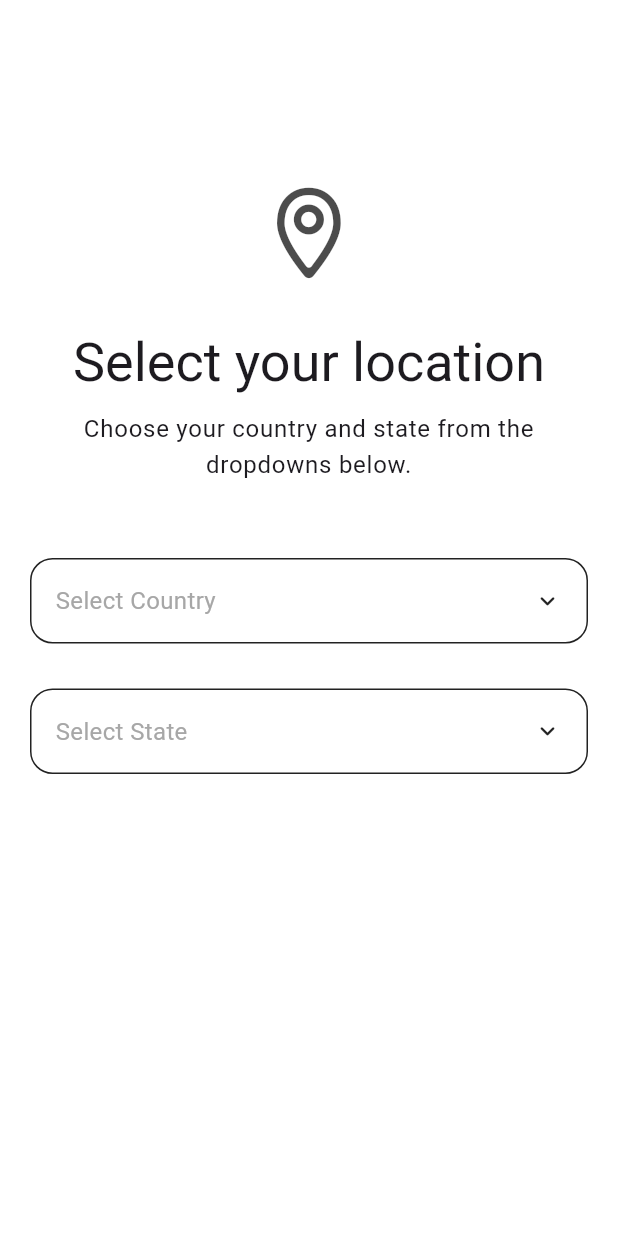
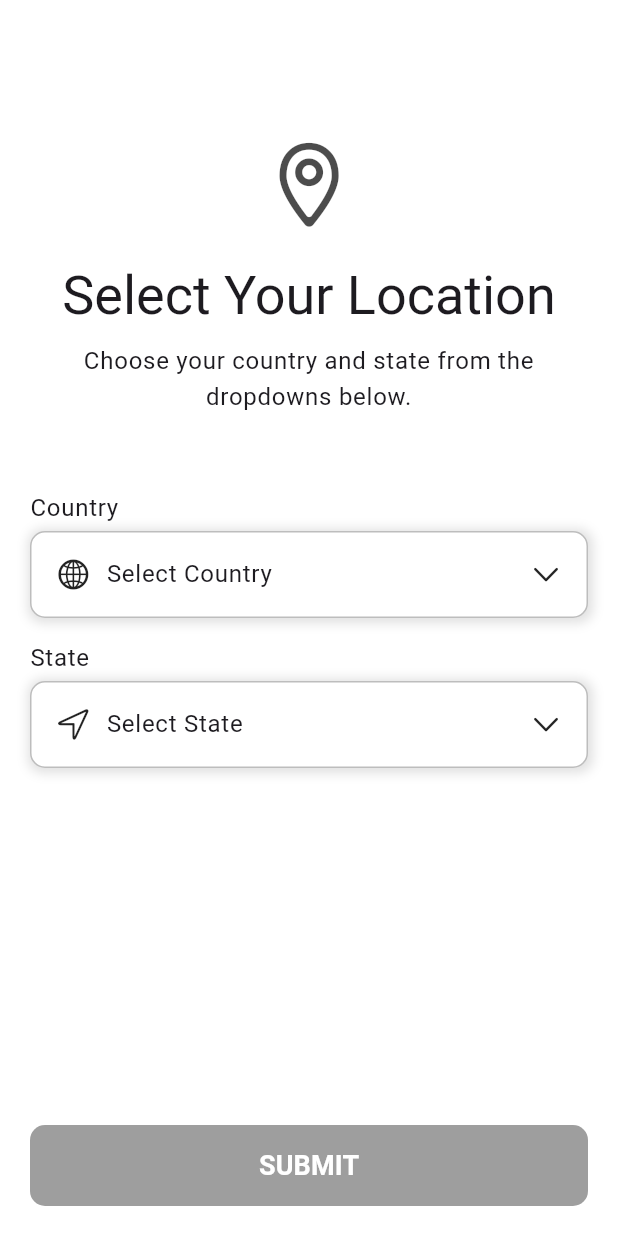
Before and after one commit to SabinSajeevan/flutter_coding_challenge, a Flutter app: the screen it shows after launch, on a phone screen of 412 x 824 dp. Run offline on Flutter 3.47's test engine with Material 3 defaults, Android fonts, the phone set to English and light mode, and no system bars; drawn by our look-alikes of animated_custom_dropdown; our stand-ins replace dio, flutter_riverpod, google_fonts; network calls fail; Roboto replaces fonts that are missing (Playfair).

Commit message:
updates on ui

```diff
--- /dev/null
+++ b/lib/helpers/common_dropdown.dart
@@ -0,0 +1,99 @@
+import 'package:animated_custom_dropdown/custom_dropdown.dart';
+import 'package:flutter/cupertino.dart';
+import 'package:flutter/material.dart';
+import 'package:flutter_coding_challenge/models/values_model.dart';
+
+class CommonDropDown extends StatelessWidget {
+  const CommonDropDown(
+      {super.key,
+      required this.type,
+      required this.list,
+      required this.onValueChanged,
+      required this.isCountrySelected});
+  final String type;
+  final List<Values> list;
+  final Function(Values values) onValueChanged;
+  final bool isCountrySelected;
+
+  @override
+  Widget build(BuildContext context) {
+    return CustomDropdown<Values>.search(
+      hintText: 'Select ${type == "country" ? "Country" : "State"}',
+      items: list,
+      headerBuilder: (context, selectedItem) {
+        return Row(children: [
+          Icon(
+            type == "country" ? CupertinoIcons.globe : CupertinoIcons.location,
+            grade: 0.1,
+            weight: 0.1,
+          ),
+          const SizedBox(
+            width: 10,
+          ),
+          Text(
+            type == "state" && isCountrySelected
+                ? "Select State"
+                : selectedItem.value!,
+            style: Theme.of(context).textTheme.bodyLarge,
+          )
+        ]);
+      },
+      hideSelectedFieldWhenExpanded: true,
+      hintBuilder: (context, hint) {
+        return Row(children: [
+          Icon(
+            type == "country" ? CupertinoIcons.globe : CupertinoIcons.location,
+            grade: 0.1,
+            weight: 0.1,
+          ),
+          const SizedBox(
+            width: 10,
+          ),
+          Text(
+            hint,
+            style: Theme.of(context).textTheme.bodyLarge,
+          )
+        ]);
+      },
+      decoration: CustomDropdownDecoration(
+        closedBorder: Border.all(color: Colors.grey.shade400),
+        closedShadow: [
+          BoxShadow(
+              color: Colors.grey.shade300,
+              blurRadius: 6,
+              offset: const Offset(1, 1),
+              spreadRadius: 2)
+        ],
+        closedSuffixIcon: const Icon(
+          CupertinoIcons.chevron_down,
+          size: 22,
+        ),
+        closedBorderRadius: const BorderRadius.all(Radius.circular(10)),
+        expandedSuffixIcon: const Icon(
+          CupertinoIcons.chevron_up,
+          size: 22,
+        ),
+        listItemDecoration: ListItemDecoration(
+            selectedColor: Colors.lightBlue.withOpacity(0.2)),
+        expandedShadow: [
+          BoxShadow(
+              color: Colors.grey.shade300,
+              blurRadius: 6,
+              offset: const Offset(1, 1),
+              spreadRadius: 2)
+        ],
+        expandedBorder: Border.all(color: Colors.grey.shade400),
+      ),
+      listItemBuilder: (context, item, isSelected, onItemSelect) {
+        return Text(
+          item.value!,
+          style: Theme.of(context).textTheme.bodyLarge,
+        );
+      },
+      excludeSelected: false,
+      onChanged: (value) {
+        onValueChanged(value);
+      },
+    );
+  }
+}
--- a/lib/modules/landing_page.dart
+++ b/lib/modules/landing_page.dart
@@ -1,11 +1,12 @@
-import 'package:animated_custom_dropdown/custom_dropdown.dart';
 import 'package:flutter/cupertino.dart';
 import 'package:flutter/material.dart';
 import 'package:flutter_coding_challenge/constants/api_path.dart';
+import 'package:flutter_coding_challenge/helpers/common_dropdown.dart';
 import 'package:flutter_coding_challenge/helpers/comon_helpers.dart';
 import 'package:flutter_coding_challenge/helpers/services/api/api_providers.dart';
 import 'package:flutter_coding_challenge/helpers/services/api/api_response_state.dart';
 import 'package:flutter_coding_challenge/models/values_model.dart';
+import 'package:flutter_coding_challenge/modules/message_page.dart';
 import 'package:flutter_riverpod/flutter_riverpod.dart';
 
 class Home extends ConsumerStatefulWidget {
@@ -18,6 +19,9 @@ class Home extends ConsumerStatefulWidget {
 class HomeState extends ConsumerState<Home> {
   List<Values> countriesList = [Values(id: 0, value: "Select")];
   List<Values> statesList = [Values(id: 0, value: "Select")];
+  String selectedCountry = "Select";
+  bool isCountrySelected = false;
+  bool isStateSelected = false;
 
   @override
   void initState() {
@@ -37,6 +41,13 @@ class HomeState extends ConsumerState<Home> {
     ref.read(statesNotifierProvider.notifier).getStates(url: url);
   }
 
+  onSubmitPressed() {
+    Navigator.push(
+      context,
+      MaterialPageRoute(builder: (context) => const Message()),
+    );
+  }
+
   @override
   Widget build(BuildContext context) {
     ref.listen<ResponseState>(countriesNotifierProvider,
@@ -50,31 +61,41 @@ class HomeState extends ConsumerState<Home> {
         setState(() {
           countriesList = next.response.values;
         });
-        // showMessage(context, next.response['message'], type: "success");
         Navigator.pop(context);
       }
     });
-
+    ref.listen<ResponseState>(statesNotifierProvider,
+        (ResponseState? previous, ResponseState next) {
+      if (next.isLoading!) {
+        showProgress(context);
+      } else if (next.isError!) {
+        Navigator.pop(context);
+        showMessage(context, next.errorMessage!);
+      } else {
+        setState(() {
+          statesList = next.response.values;
+        });
+        Navigator.pop(context);
+      }
+    });
     return Scaffold(
-      body: Padding(
+      body: SingleChildScrollView(
+        child: Padding(
           padding: const EdgeInsets.all(20),
           child: Column(
             crossAxisAlignment: CrossAxisAlignment.stretch,
             children: [
-            const SizedBox(
-              height: 100,
-            ),
-            Center(
+              Padding(
+                padding: const EdgeInsets.only(top: 70, bottom: 20),
+                child: Center(
                     child: Icon(
                   CupertinoIcons.placemark,
                   color: Colors.black87.withOpacity(0.7),
-              size: 70,
+                  size: 65,
                 )),
-            const SizedBox(
-              height: 30,
               ),
               Text(
-              "Select your location",
+                "Select Your Location",
                 style: Theme.of(context).textTheme.displaySmall,
                 textAlign: TextAlign.center,
               ),
@@ -89,47 +110,79 @@ class HomeState extends ConsumerState<Home> {
               const SizedBox(
                 height: 50,
               ),
-            CustomDropdown<Values>.search(
-              hintText: 'Select Country',
-              items: countriesList,
-              headerBuilder: (context, selectedItem) {
-                return Text(selectedItem.value!);
-              },
-              decoration: CustomDropdownDecoration(
-                  closedBorder: Border.all(color: Colors.black87),
-                  closedBorderRadius:
-                      const BorderRadius.all(Radius.circular(15))),
-              listItemBuilder: (context, item, isSelected, onItemSelect) {
-                return Text(item.value!);
-              },
-              excludeSelected: false,
-              onChanged: (value) {
-                showLog('changing value to: $value');
-                getStates(value);
-              },
+              Text(
+                "Country",
+                style: Theme.of(context).textTheme.bodyLarge,
               ),
               const SizedBox(
-              height: 30,
+                height: 3,
               ),
-            CustomDropdown<Values>.search(
-              hintText: 'Select State',
-              items: statesList,
-              headerBuilder: (context, selectedItem) {
-                return Text(selectedItem.value!);
-              },
-              decoration: CustomDropdownDecoration(
-                  closedBorder: Border.all(color: Colors.black87),
-                  closedBorderRadius:
-                      const BorderRadius.all(Radius.circular(15))),
-              listItemBuilder: (context, item, isSelected, onItemSelect) {
-                return Text(item.value!);
-              },
-              excludeSelected: false,
-              onChanged: (value) {
-                showLog('changing value to: $value');
-              },
-            )
+              CommonDropDown(
+                  type: "country",
+                  list: countriesList,
+                  isCountrySelected: isCountrySelected,
+                  onValueChanged: (Values value) {
+                    if (value.value != selectedCountry) {
+                      setState(() {
+                        selectedCountry = value.value!;
+                        getStates(value);
+                        isCountrySelected = true;
+                        isStateSelected = false;
+                      });
+                      ref
+                          .read(countriesNotifierProvider.notifier)
+                          .setSelectedCountry(value.value!);
+                    }
+                  }),
+              Padding(
+                padding: const EdgeInsets.only(top: 15, bottom: 3),
+                child: Text(
+                  "State",
+                  style: Theme.of(context).textTheme.bodyLarge,
+                ),
+              ),
+              CommonDropDown(
+                  type: "state",
+                  isCountrySelected: isCountrySelected,
+                  list: statesList,
+                  onValueChanged: (Values value) {
+                    if (value.value != "Select") {
+                      setState(() {
+                        isCountrySelected = false;
+                        isStateSelected = true;
+                      });
+                      ref
+                          .read(countriesNotifierProvider.notifier)
+                          .setSelectedState(value.value!);
+                    }
+                  }),
             ],
+          ),
+        ),
+      ),
+      bottomNavigationBar: Padding(
+        padding: const EdgeInsets.only(left: 20, top: 0, bottom: 20, right: 20),
+        child: ElevatedButton(
+          style: ButtonStyle(
+              shadowColor:
+                  MaterialStateProperty.resolveWith((states) => Colors.grey),
+              padding: MaterialStateProperty.resolveWith(
+                  (states) => const EdgeInsets.symmetric(vertical: 14)),
+              shape: MaterialStateProperty.resolveWith((states) =>
+                  RoundedRectangleBorder(
+                      borderRadius: BorderRadius.circular(10))),
+              backgroundColor: MaterialStateProperty.resolveWith(
+                  (states) => isStateSelected ? Colors.green : Colors.grey)),
+          onPressed: isStateSelected
+              ? () {
+                  onSubmitPressed();
+                }
+              : null,
+          child: const Text(
+            "SUBMIT",
+            style: TextStyle(
+                color: Colors.white, fontWeight: FontWeight.bold, fontSize: 18),
+          ),
         ),
       ),
     );
--- a/lib/providers/countries_notifier.dart
+++ b/lib/providers/countries_notifier.dart
@@ -7,6 +7,9 @@ class CountryNotifier extends StateNotifier<ResponseState> {
 
   CountryNotifier(this._apiRepository)
       : super(ResponseState(isLoading: false, isError: false));
+
+  String selectedCountry = '';
+  String selectedState = '';
 
   Future<void> getCountries({bool init = true}) async {
     try {
@@ -19,4 +22,12 @@ class CountryNotifier extends StateNotifier<ResponseState> {
           errorMessage: e.toString(), isLoading: false, isError: true);
     }
   }
+
+  setSelectedCountry(String? country) {
+    selectedCountry = country!;
+  }
+
+  setSelectedState(String state) {
+    selectedState = state;
+  }
 }
```
Also changed, not shown: lib/helpers/services/api/api_exceptions.dart (+8 -8 lines), lib/main.dart (+6 -1 lines), lib/modules/message_page.dart (added, +87 -0 lines), 1 other file. Lines whose indentation alone changed are shown as unchanged.
